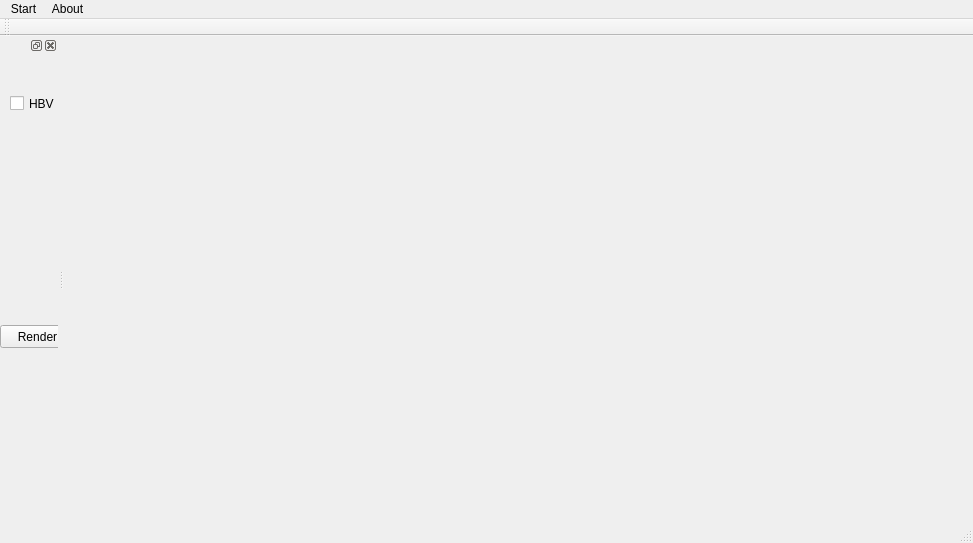
hkust-psan1/psan1-path-tracing-cpu, file FYP/mainwindow.ui: the form before one commit.
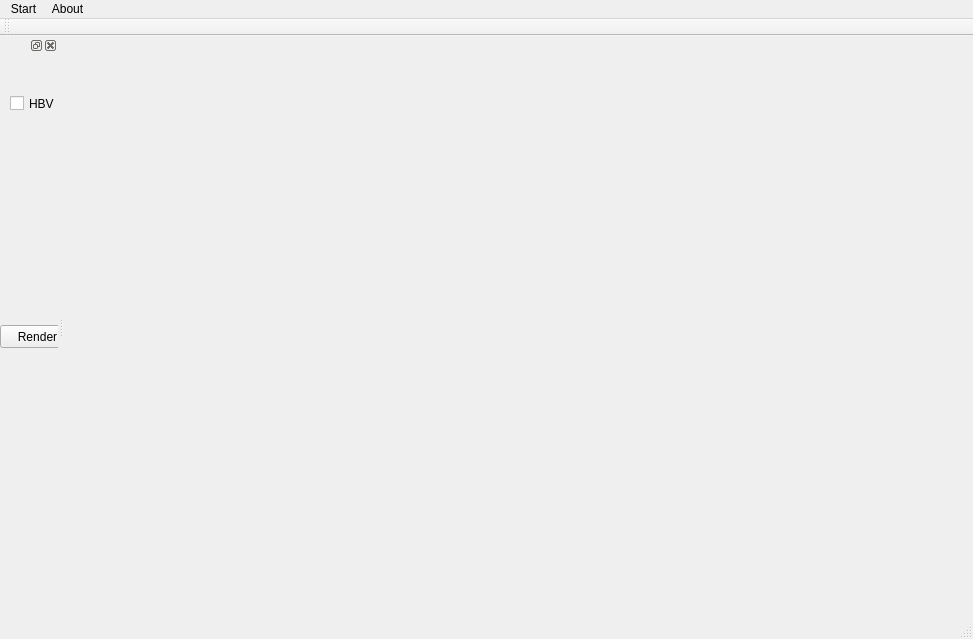
The form after the commit.

What changed in the file:
```diff
--- a/FYP/mainwindow.ui
+++ b/FYP/mainwindow.ui
@@ -10,7 +10,7 @@
     <x>0</x>
     <y>0</y>
     <width>973</width>
-    <height>543</height>
+    <height>639</height>
    </rect>
   </property>
   <property name="windowTitle">
@@ -23,7 +23,7 @@
       <x>100</x>
       <y>40</y>
       <width>500</width>
-      <height>400</height>
+      <height>500</height>
      </rect>
     </property>
     <property name="text">
```
